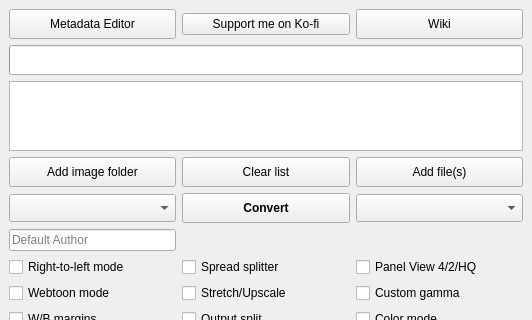
ciromattia/kcc, file gui/KCC.ui: the form before one commit; both pictures show x 0 to 532 and y 0 to 320 of the 532 by 586 pixel window.
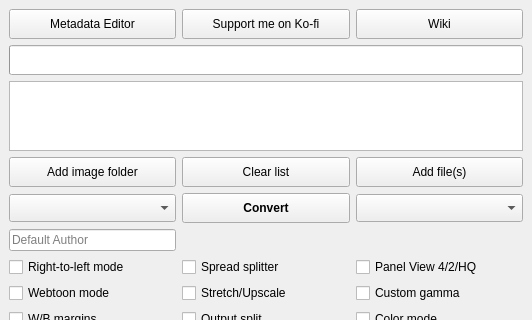
The form after the commit. Icons and pictures are not drawn.

Commit message: fix button size

Patch:
```diff
--- a/gui/KCC.ui
+++ b/gui/KCC.ui
@@ -75,6 +75,12 @@
        </item>
        <item>
         <widget class="QPushButton" name="kofiButton">
+         <property name="minimumSize">
+          <size>
+           <width>0</width>
+           <height>30</height>
+          </size>
+         </property>
          <property name="text">
           <string>Support me on Ko-fi</string>
          </property>
```
The commit also changes 2 other files.
